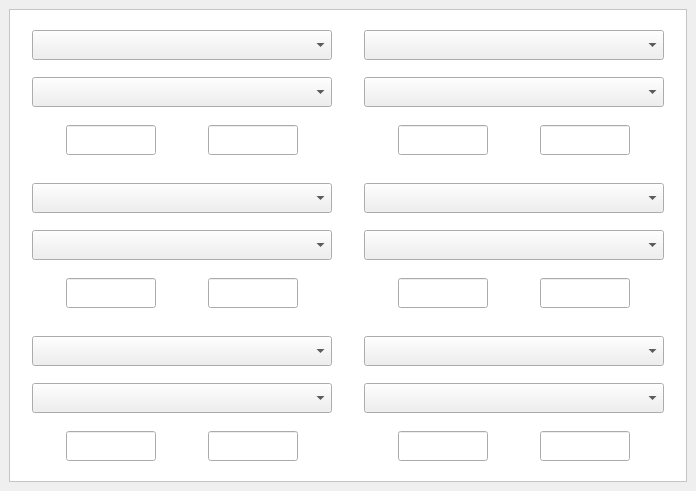
First picture: the form in interfaces/SI.ui, repository Reinaldito04/App-Consultas-y-Historias-Medicas, before the edit.
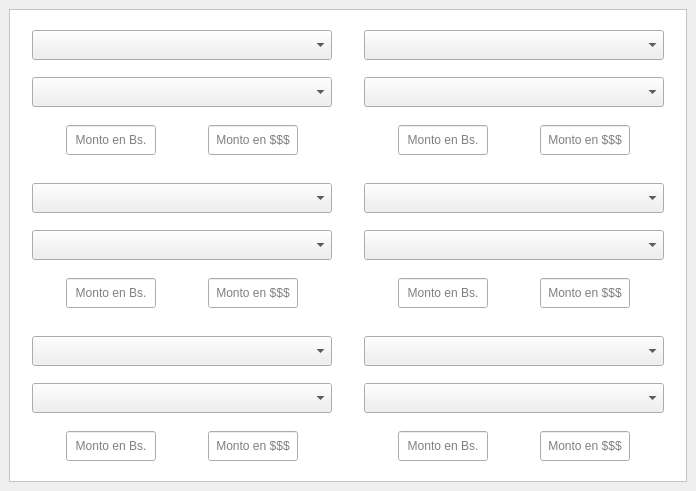
Second picture: the form after the edit.

Commit message: Ajustes visuales en la UI  de SI

What changed in the file:
```diff
--- a/interfaces/SI.ui
+++ b/interfaces/SI.ui
@@ -211,9 +211,15 @@
                      <height>30</height>
                     </size>
                    </property>
+                   <property name="alignment">
+                    <set>Qt::AlignCenter</set>
+                   </property>
                    <property name="readOnly">
                     <bool>true</bool>
                    </property>
+                   <property name="placeholderText">
+                    <string>Monto en Bs.</string>
+                   </property>
                   </widget>
                  </item>
                  <item>
@@ -243,9 +249,15 @@
                      <height>30</height>
                     </size>
                    </property>
+                   <property name="alignment">
+                    <set>Qt::AlignCenter</set>
+                   </property>
                    <property name="readOnly">
                     <bool>true</bool>
                    </property>
+                   <property name="placeholderText">
+                    <string>Monto en $$$</string>
+                   </property>
                   </widget>
                  </item>
                  <item>
@@ -428,9 +440,15 @@
                      <height>30</height>
                     </size>
                    </property>
+                   <property name="alignment">
+                    <set>Qt::AlignCenter</set>
+                   </property>
                    <property name="readOnly">
                     <bool>true</bool>
                    </property>
+                   <property name="placeholderText">
+                    <string>Monto en Bs.</string>
+                   </property>
                   </widget>
                  </item>
                  <item>
@@ -460,9 +478,15 @@
                      <height>30</height>
                     </size>
                    </property>
+                   <property name="alignment">
+                    <set>Qt::AlignCenter</set>
+                   </property>
                    <property name="readOnly">
                     <bool>true</bool>
                    </property>
+                   <property name="placeholderText">
+                    <string>Monto en $$$</string>
+                   </property>
                   </widget>
                  </item>
                  <item>
@@ -645,9 +669,15 @@
                      <height>30</height>
                     </size>
                    </property>
+                   <property name="alignment">
+                    <set>Qt::AlignCenter</set>
+                   </property>
                    <property name="readOnly">
                     <bool>true</bool>
                    </property>
+                   <property name="placeholderText">
+                    <string>Monto en Bs.</string>
+                   </property>
                   </widget>
                  </item>
                  <item>
@@ -677,9 +707,15 @@
                      <height>30</height>
                     </size>
                    </property>
+                   <property name="alignment">
+                    <set>Qt::AlignCenter</set>
+                   </property>
                    <property name="readOnly">
                     <bool>true</bool>
                    </property>
+                   <property name="placeholderText">
+                    <string>Monto en $$$</string>
+                   </property>
                   </widget>
                  </item>
                  <item>
@@ -866,9 +902,15 @@
                      <height>30</height>
                     </size>
                    </property>
+                   <property name="alignment">
+                    <set>Qt::AlignCenter</set>
+                   </property>
                    <property name="readOnly">
                     <bool>true</bool>
                    </property>
+                   <property name="placeholderText">
+                    <string>Monto en Bs.</string>
+                   </property>
                   </widget>
                  </item>
                  <item>
@@ -898,9 +940,15 @@
                      <height>30</height>
                     </size>
                    </property>
+                   <property name="alignment">
+                    <set>Qt::AlignCenter</set>
+                   </property>
                    <property name="readOnly">
                     <bool>true</bool>
                    </property>
+                   <property name="placeholderText">
+                    <string>Monto en $$$</string>
+                   </property>
                   </widget>
                  </item>
                  <item>
@@ -1083,9 +1131,15 @@
                      <height>30</height>
                     </size>
                    </property>
+                   <property name="alignment">
+                    <set>Qt::AlignCenter</set>
+                   </property>
                    <property name="readOnly">
                     <bool>true</bool>
                    </property>
+                   <property name="placeholderText">
+                    <string>Monto en Bs.</string>
+                   </property>
                   </widget>
                  </item>
                  <item>
@@ -1115,9 +1169,15 @@
                      <height>30</height>
                     </size>
                    </property>
+                   <property name="alignment">
+                    <set>Qt::AlignCenter</set>
+                   </property>
                    <property name="readOnly">
                     <bool>true</bool>
                    </property>
+                   <property name="placeholderText">
+                    <string>Monto en $$$</string>
+                   </property>
                   </widget>
                  </item>
                  <item>
@@ -1300,9 +1360,15 @@
                      <height>30</height>
                     </size>
                    </property>
+                   <property name="alignment">
+                    <set>Qt::AlignCenter</set>
+                   </property>
                    <property name="readOnly">
                     <bool>true</bool>
                    </property>
+                   <property name="placeholderText">
+                    <string>Monto en Bs.</string>
+                   </property>
                   </widget>
                  </item>
                  <item>
@@ -1332,9 +1398,15 @@
                      <height>30</height>
                     </size>
                    </property>
+                   <property name="alignment">
+                    <set>Qt::AlignCenter</set>
+                   </property>
                    <property name="readOnly">
                     <bool>true</bool>
                    </property>
+                   <property name="placeholderText">
+                    <string>Monto en $$$</string>
+                   </property>
                   </widget>
                  </item>
                  <item>
```
